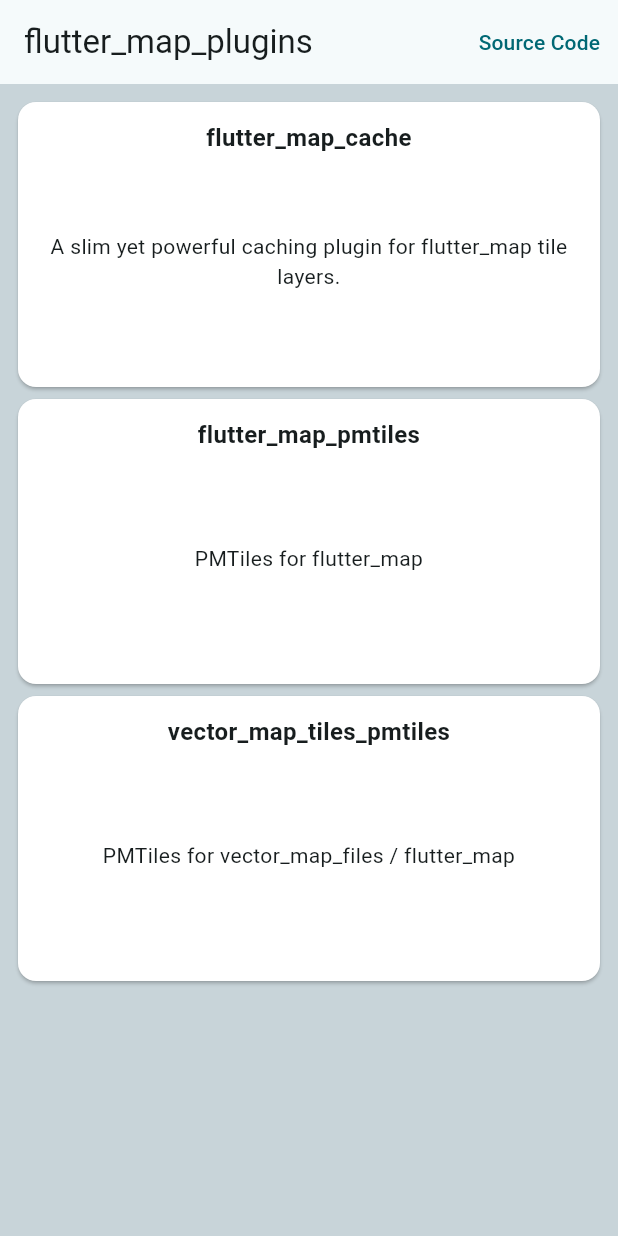
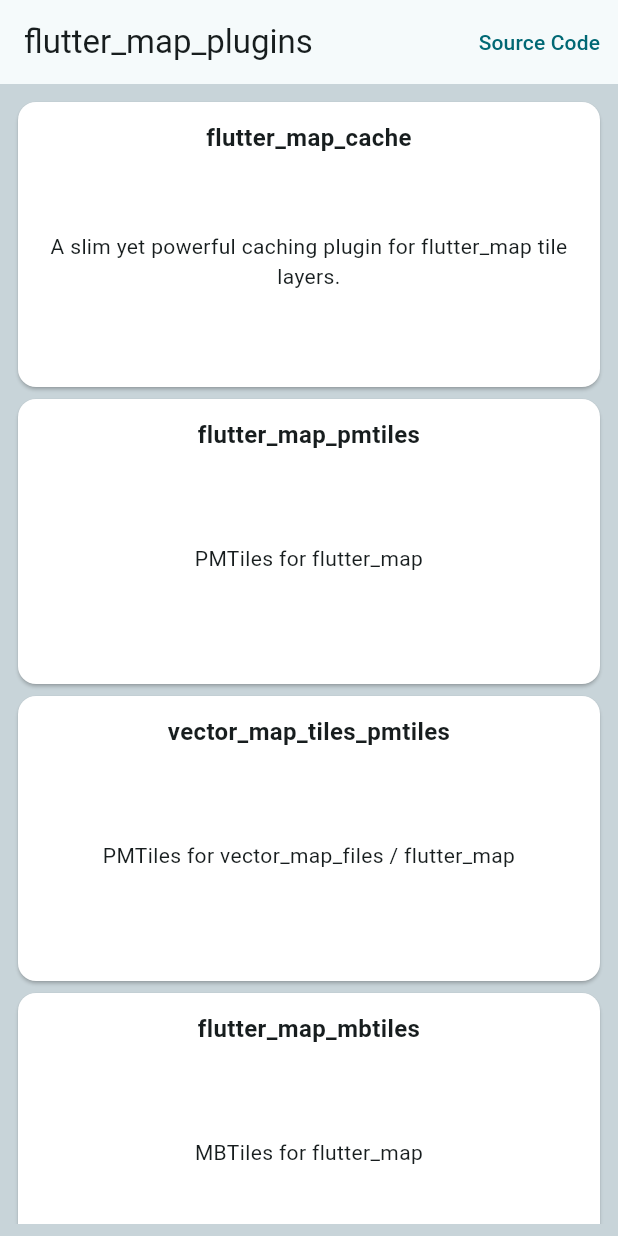
Before and after one commit to josxha/flutter_map_plugins, a Flutter app: the screen it shows after launch, on a phone screen of 412 x 824 dp. Run offline on Flutter 3.47's test engine with Material 3 defaults, Android fonts, the phone set to English and light mode, and no system bars; our stand-ins replace connectivity_plus, dio, flutter_map, latlong2, url_strategy; missing offline and left inert: dio_cache_interceptor, dio_cache_interceptor_db_store, dio_cache_interceptor_file_store, dio_cache_interceptor_hive_store, mbtiles, pmtiles and 2 more; accounts and stored records are empty.

Commit message:
mbtiles example: support for non desktop plattforms

```diff
--- a/example/lib/flutter_map_mbtiles/page.dart
+++ b/example/lib/flutter_map_mbtiles/page.dart
@@ -1,6 +1,7 @@
 import 'package:flutter/material.dart';
 import 'package:flutter_map/flutter_map.dart';
 import 'package:flutter_map_mbtiles/flutter_map_mbtiles.dart';
+import 'package:flutter_map_plugins_example/utils.dart';
 import 'package:latlong2/latlong.dart';
 
 class FlutterMapMbTilesPage extends StatefulWidget {
@@ -11,19 +12,34 @@ class FlutterMapMbTilesPage extends StatefulWidget {
 }
 
 class _FlutterMapMbTilesPageState extends State<FlutterMapMbTilesPage> {
-  final mbtiles = MBTiles(
-    mbtilesPath: 'assets/mbtiles/countries-raster.mbtiles',
+  final Future<MBTiles> _futureMbtiles = _initMbtiles();
+  MBTiles? _mbtiles;
+
+  static Future<MBTiles> _initMbtiles() async {
+    // This function copies an asset file from the asset bundle to the temporary
+    // app directory.
+    // It is not recommended to use this in production. Instead download your
+    // mbtiles file from a web server or object storage.
+    final file = await copyAssetToFile(
+      'assets/mbtiles/countries-raster.mbtiles',
     );
+    return MBTiles(mbtilesPath: file.path);
+  }
 
   @override
   Widget build(BuildContext context) {
-    final metadata = mbtiles.getMetadata();
     return Scaffold(
       appBar: AppBar(
         backgroundColor: Colors.white,
         title: const Text('flutter_map_mbtiles'),
       ),
-      body: Column(
+      body: FutureBuilder<MBTiles>(
+        future: _futureMbtiles,
+        builder: (context, snapshot) {
+          if (snapshot.hasData) {
+            _mbtiles = snapshot.data;
+            final metadata = _mbtiles!.getMetadata();
+            return Column(
               children: <Widget>[
                 Padding(
                   padding: const EdgeInsets.all(12),
@@ -43,13 +59,20 @@ class _FlutterMapMbTilesPageState extends State<FlutterMapMbTilesPage> {
                     children: [
                       TileLayer(
                         tileProvider: MbTilesTilesProvider(
-                    mbtiles: mbtiles,
+                          mbtiles: _mbtiles!,
                         ),
                       ),
                     ],
                   ),
                 ),
               ],
+            );
+          }
+          if (snapshot.hasError) {
+            return Center(child: Text(snapshot.error.toString()));
+          }
+          return const Center(child: CircularProgressIndicator());
+        },
       ),
     );
   }
@@ -57,7 +80,7 @@ class _FlutterMapMbTilesPageState extends State<FlutterMapMbTilesPage> {
   @override
   void dispose() {
     // close the open database connection
-    mbtiles.dispose();
+    _mbtiles?.dispose();
     super.dispose();
   }
 }
--- a/example/lib/main.dart
+++ b/example/lib/main.dart
@@ -1,6 +1,5 @@
 import 'dart:math';
 
-import 'package:flutter/foundation.dart';
 import 'package:flutter/material.dart';
 import 'package:flutter_map_plugins_example/flutter_map_cache/page.dart';
 import 'package:flutter_map_plugins_example/flutter_map_mbtiles/page.dart';
@@ -30,7 +29,10 @@ class MyApp extends StatelessWidget {
         '/': (context) => const SelectionPage(),
         'flutter_map_cache': (context) => const FlutterMapCachePage(),
         'flutter_map_pmtiles': (context) => const FlutterMapPmTilesPage(),
-        'vector_map_tiles_pmtiles': (context) => VectorMapTilesPmTilesPage(),
+        'vector_map_tiles_pmtiles': (context) => const FlutterMapMbTilesPage(),
+        'flutter_map_mbtiles': (context) => VectorMapTilesPmTilesPage(),
+        'vector_map_tiles_mbtiles': (context) =>
+            const VectorMapTilesMbTilesPage(),
       },
     );
   }
@@ -57,6 +59,18 @@ class SelectionPage extends StatelessWidget {
         title: 'vector_map_tiles_pmtiles',
         desc: 'PMTiles for vector_map_files / flutter_map',
         routeName: 'vector_map_tiles_pmtiles',
+      ),
+      SelectionItemWidget(
+        title: 'flutter_map_mbtiles',
+        desc: 'MBTiles for flutter_map',
+        routeName: 'flutter_map_mbtiles',
+        disabledOnWeb: true,
+      ),
+      SelectionItemWidget(
+        title: 'vector_map_tiles_mbtiles',
+        desc: 'MBTiles for vector_map_files / flutter_map',
+        routeName: 'vector_map_tiles_mbtiles',
+        disabledOnWeb: true,
       ),
     ];
 
--- a/example/lib/vector_map_tiles_mbtiles/page.dart
+++ b/example/lib/vector_map_tiles_mbtiles/page.dart
@@ -1,6 +1,7 @@
 import 'package:flutter/material.dart';
 import 'package:flutter_map/flutter_map.dart';
 import 'package:flutter_map_mbtiles/flutter_map_mbtiles.dart';
+import 'package:flutter_map_plugins_example/utils.dart';
 import 'package:latlong2/latlong.dart';
 import 'package:vector_map_tiles/vector_map_tiles.dart';
 import 'package:vector_map_tiles_mbtiles/vector_map_tiles_pmtiles.dart';
@@ -15,20 +16,34 @@ class VectorMapTilesMbTilesPage extends StatefulWidget {
 }
 
 class _VectorMapTilesMbTilesPageState extends State<VectorMapTilesMbTilesPage> {
-  final mbtiles = MBTiles(
-    mbtilesPath: 'assets/mbtiles/countries-vector.mbtiles',
-    isPBF: true, // optional, but small performance benefit
+  final Future<MBTiles> _futureMbtiles = _initMbtiles();
+  MBTiles? _mbtiles;
+
+  static Future<MBTiles> _initMbtiles() async {
+    // This function copies an asset file from the asset bundle to the temporary
+    // app directory.
+    // It is not recommended to use this in production. Instead download your
+    // mbtiles file from a web server or object storage.
+    final file = await copyAssetToFile(
+      'assets/mbtiles/countries-vector.mbtiles',
     );
+    return MBTiles(mbtilesPath: file.path);
+  }
 
   @override
   Widget build(BuildContext context) {
-    final metadata = mbtiles.getMetadata();
     return Scaffold(
       appBar: AppBar(
         backgroundColor: Colors.white,
         title: const Text('vector_map_tiles_mbtiles'),
       ),
-      body: Column(
+      body: FutureBuilder<MBTiles>(
+        future: _futureMbtiles,
+        builder: (context, snapshot) {
+          if (snapshot.hasData) {
+            _mbtiles = snapshot.data;
+            final metadata = _mbtiles!.getMetadata();
+            return Column(
               children: <Widget>[
                 Padding(
                   padding: const EdgeInsets.all(12),
@@ -40,7 +55,7 @@ class _VectorMapTilesMbTilesPageState extends State<VectorMapTilesMbTilesPage> {
                 Expanded(
                   child: FlutterMap(
                     options: const MapOptions(
-                minZoom: 0,
+                      minZoom: 1,
                       maxZoom: 6,
                       initialZoom: 2,
                       initialCenter: LatLng(49, 9),
@@ -52,7 +67,7 @@ class _VectorMapTilesMbTilesPageState extends State<VectorMapTilesMbTilesPage> {
                           'openmaptiles': MbTilesVectorTileProvider(
                             maxZoom: 6,
                             minZoom: 1,
-                      mbtiles: mbtiles,
+                            mbtiles: _mbtiles!,
                           ),
                         }),
                       ),
@@ -60,6 +75,13 @@ class _VectorMapTilesMbTilesPageState extends State<VectorMapTilesMbTilesPage> {
                   ),
                 ),
               ],
+            );
+          }
+          if (snapshot.hasError) {
+            return Center(child: Text(snapshot.error.toString()));
+          }
+          return const Center(child: CircularProgressIndicator());
+        },
       ),
     );
   }
@@ -67,7 +89,7 @@ class _VectorMapTilesMbTilesPageState extends State<VectorMapTilesMbTilesPage> {
   @override
   void dispose() {
     // close the open database connection
-    mbtiles.dispose();
+    _mbtiles?.dispose();
     super.dispose();
   }
 }
--- a/example/pubspec.yaml
+++ b/example/pubspec.yaml
@@ -13,10 +13,6 @@ dependencies:
   latlong2: ^0.9.0
   url_launcher: ^6.2.4
   url_strategy: ^0.2.0
-
-  # flutter_map_cache specific packages
-  flutter_map_cache:
-    path: ../flutter_map_cache
   connectivity_plus: ^5.0.0
   path_provider: ^2.0.15
   dio: ^5.2.0+1
```
Also changed, not shown: example/lib/utils.dart (added, +22 -0 lines). Lines whose indentation alone changed are shown as unchanged.
